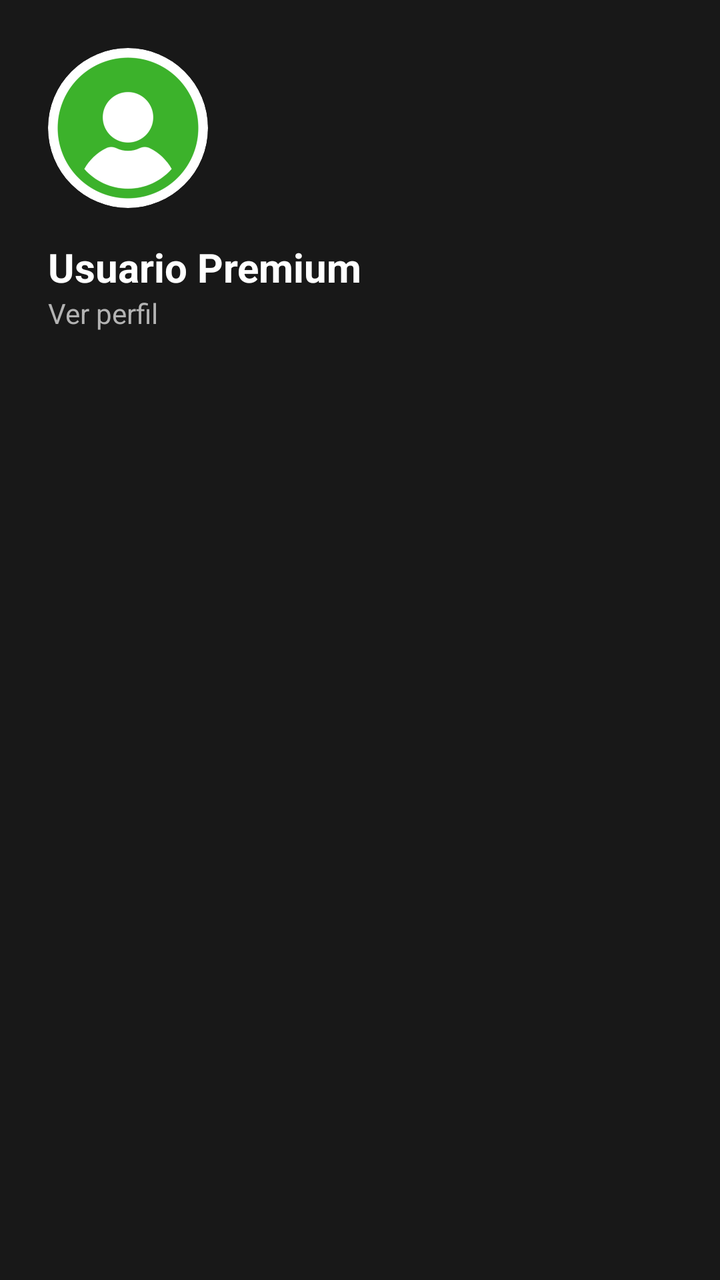
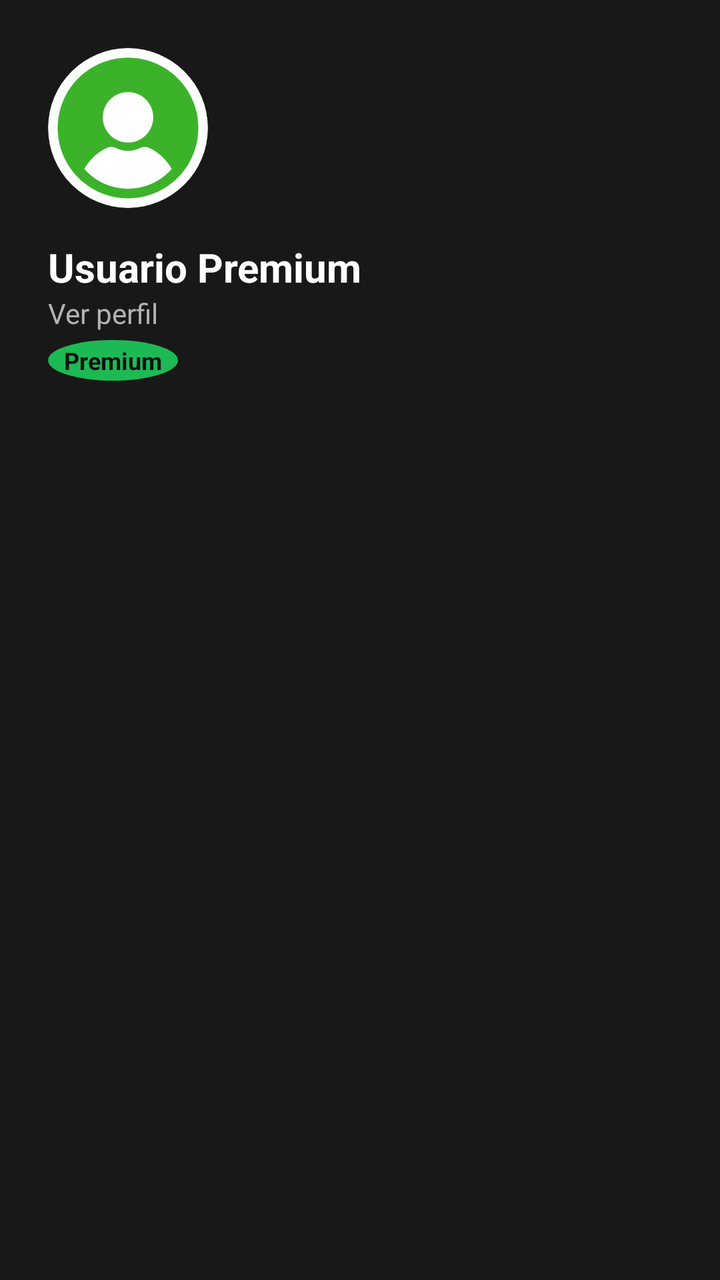

Screens rendered from an Android XML layout before and after an edit, with the pre-edit source and the edit as a unified diff.
<!-- AndroidManifest.xml: application theme Theme.AppMusica -->
<!-- res/layout/nav_header.xml -->
<?xml version="1.0" encoding="utf-8"?>
<LinearLayout xmlns:android="http://schemas.android.com/apk/res/android"
    xmlns:app="http://schemas.android.com/apk/res-auto"
    android:orientation="vertical"
    android:padding="24dp"
    android:layout_width="match_parent"
    android:layout_height="wrap_content"
    android:background="?attr/colorSurface">

    <androidx.cardview.widget.CardView
        android:layout_width="80dp"
        android:layout_height="80dp"
        app:cardCornerRadius="40dp"
        app:cardElevation="0dp">

        <ImageView
            android:id="@+id/ivUserThumb"
            android:src="@drawable/user"
            android:layout_width="match_parent"
            android:layout_height="match_parent"
            android:scaleType="centerCrop"/>
    </androidx.cardview.widget.CardView>

    <TextView
        android:id="@+id/txtUser"
        android:layout_width="match_parent"
        android:layout_height="wrap_content"
        android:layout_marginTop="16dp"
        android:text="Usuario Premium"
        android:textColor="?android:attr/textColorPrimary"
        android:textSize="20sp"
        android:textStyle="bold" />

    <TextView
        android:layout_width="match_parent"
        android:layout_height="wrap_content"
        android:text="Ver perfil"
        android:textColor="@color/spotify_light_grey"
        android:textSize="14sp" />
</LinearLayout>
<!-- resources referenced by this layout -->
<resources>
  <color name="spotify_light_grey">#B3B3B3</color>
  <!-- drawable user: png bitmap (drawable, 23491 bytes) -->
  <style name="Theme.AppMusica" parent="Base.Theme.AppMusica">
          <item name="android:statusBarColor">@color/spotify_black</item>
          <item name="android:navigationBarColor">@color/spotify_black</item>
          <item name="android:windowLightStatusBar">false</item>
      </style>
  <style name="Base.Theme.AppMusica" parent="Theme.Material3.DayNight.NoActionBar">
          
          <item name="colorPrimary">@color/spotify_green</item>
          <item name="colorSurface">@color/spotify_dark_grey</item>
          <item name="android:windowBackground">@color/spotify_black</item>
          <item name="android:textColorPrimary">@color/white</item>
          <item name="android:textColorSecondary">@color/spotify_light_grey</item>
      </style>
  <color name="spotify_black">#121212</color>
  <color name="spotify_green">#1DB954</color>
  <color name="spotify_dark_grey">#181818</color>
  <color name="white">#FFFFFFFF</color>
</resources>

<!-- the commit's change to res/layout/nav_header.xml (unified diff, before → after) -->
@@ -32,9 +32,27 @@
         android:textStyle="bold" />
 
     <TextView
+        android:id="@+id/txtVerPerfil"
         android:layout_width="match_parent"
         android:layout_height="wrap_content"
         android:text="Ver perfil"
         android:textColor="@color/spotify_light_grey"
-        android:textSize="14sp" />
+        android:textSize="14sp"
+        android:clickable="true"
+        android:focusable="true"
+        android:background="?attr/selectableItemBackground" />
+
+    <TextView
+        android:id="@+id/txtUserType"
+        android:layout_width="wrap_content"
+        android:layout_height="wrap_content"
+        android:layout_marginTop="4dp"
+        android:paddingHorizontal="8dp"
+        android:paddingVertical="2dp"
+        android:background="@drawable/spotify_black_circle"
+        android:backgroundTint="?attr/colorPrimary"
+        android:text="Premium"
+        android:textColor="@color/spotify_black"
+        android:textSize="12sp"
+        android:textStyle="bold" />
 </LinearLayout>
<!-- resource entries referenced after the edit -->
@@ -1,6 +1,11 @@
 <!-- resources referenced by this layout -->
 <resources>
   <color name="spotify_light_grey">#B3B3B3</color>
+  <!-- drawable spotify_black_circle (drawable) -->
+  <shape xmlns:android="http://schemas.android.com/apk/res/android"
+      android:shape="oval">
+      <solid android:color="#000000" />
+  </shape>
   <!-- drawable user: png bitmap (drawable, 23491 bytes) -->
   <style name="Theme.AppMusica" parent="Base.Theme.AppMusica">
           <item name="android:statusBarColor">@color/spotify_black</item>
